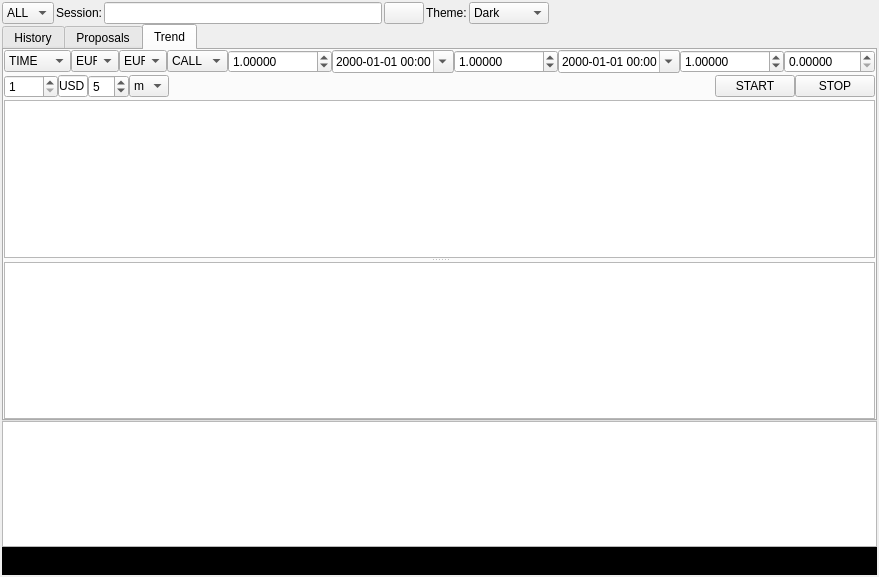
Qt form ui/wdgcentral.ui (fabriziodesiati/BrokerTelegramBot) before a commit.
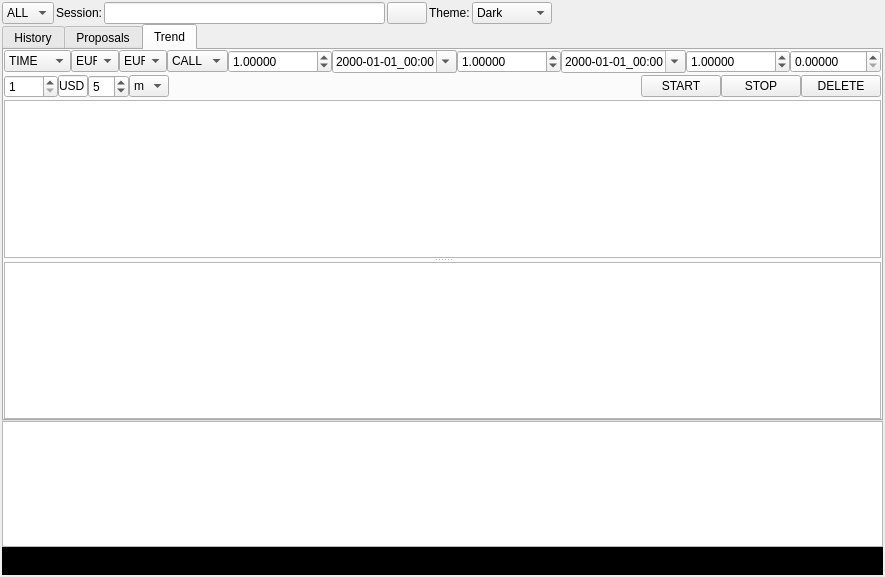
The same form after that commit. Icons and pictures are not drawn.

Commit message: MAJOR: impl deleted for trend

Diff of the .ui file:
```diff
--- a/ui/wdgcentral.ui
+++ b/ui/wdgcentral.ui
@@ -6,7 +6,7 @@
    <rect>
     <x>0</x>
     <y>0</y>
-    <width>804</width>
+    <width>810</width>
     <height>577</height>
    </rect>
   </property>
@@ -637,7 +637,7 @@
          <item>
           <widget class="QDateTimeEdit" name="dtTrendStart">
            <property name="displayFormat">
-            <string>yyyy-MM-dd hh:mm</string>
+            <string>yyyy-MM-dd_hh:mm</string>
            </property>
            <property name="calendarPopup">
             <bool>true</bool>
@@ -660,7 +660,7 @@
          <item>
           <widget class="QDateTimeEdit" name="dtTrendStop">
            <property name="displayFormat">
-            <string>yyyy-MM-dd hh:mm</string>
+            <string>yyyy-MM-dd_hh:mm</string>
            </property>
            <property name="calendarPopup">
             <bool>true</bool>
@@ -806,6 +806,13 @@
            </property>
           </widget>
          </item>
+         <item>
+          <widget class="QPushButton" name="pbTrendDelete">
+           <property name="text">
+            <string>DELETE</string>
+           </property>
+          </widget>
+         </item>
         </layout>
        </item>
        <item row="2" column="0">
```
The commit also changes 2 other files.
